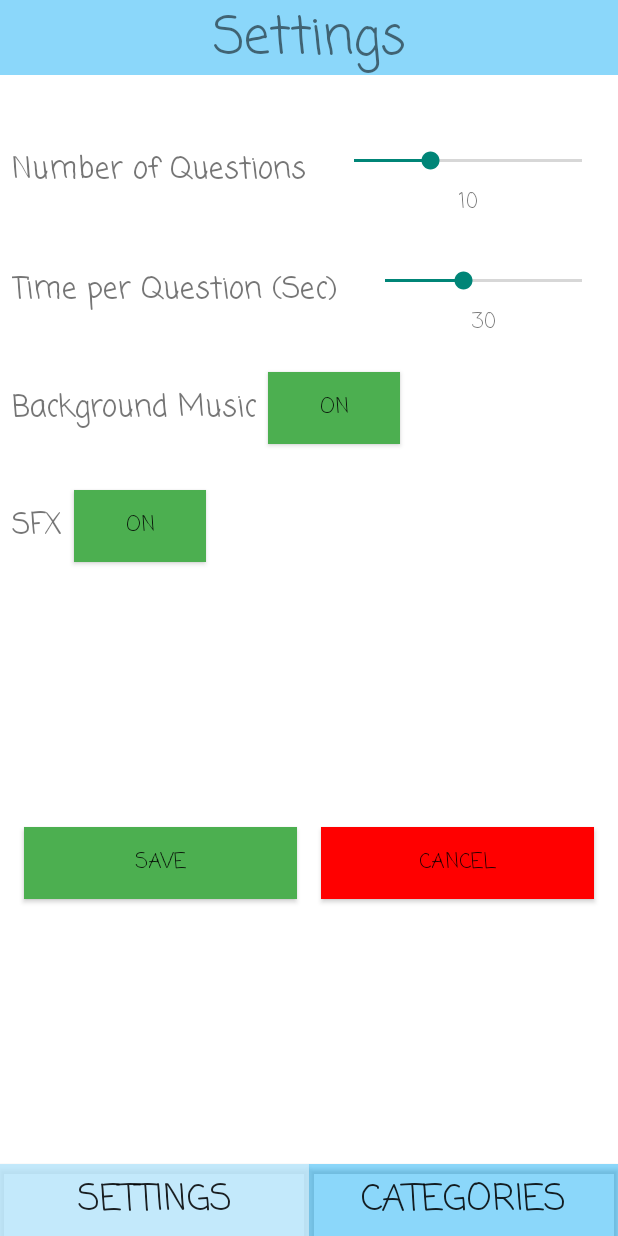
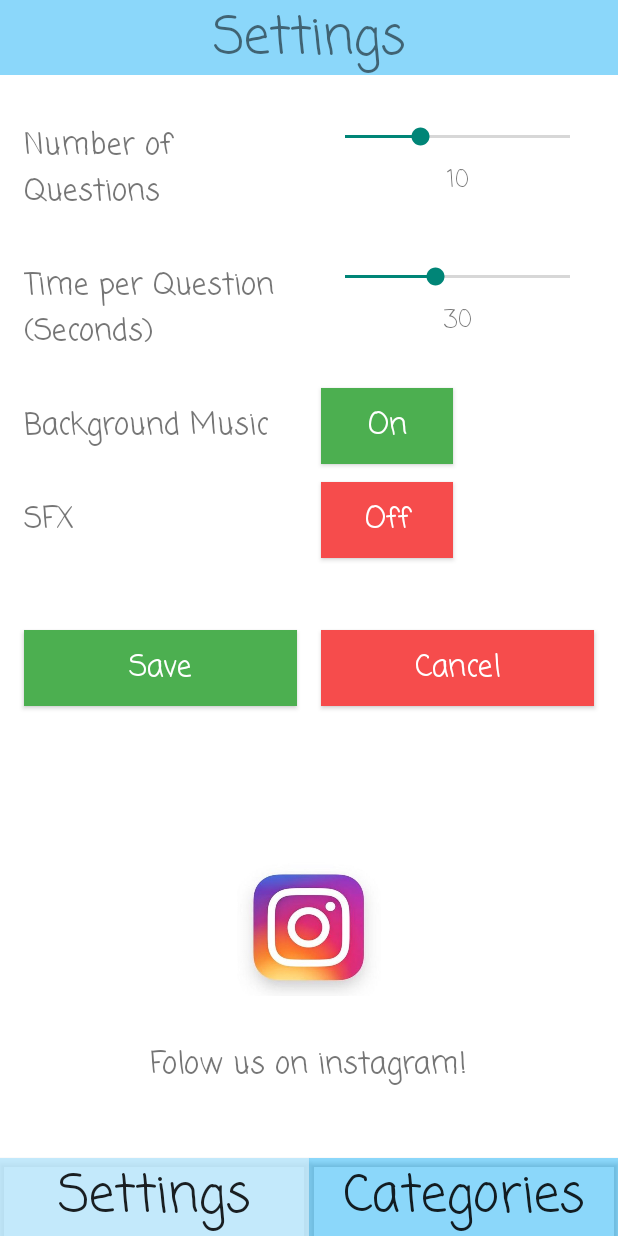
Before and after one commit to gmai2015gm/Quizzical-Pursuit, an Android app: the SettingsActivity screen opened directly, with no data from a screen before it, on a phone screen of 412 x 824 dp. Run offline under Robolectric (Android 15) with nearby library versions, the phone set to English and light mode, and no system bars; network calls fail.

Commit message:
Added Instagram intent and sound to settings

```diff
--- a/Quizzical-Pursuit/app/src/main/java/com/example/quizzicalpursuit/SettingsActivity.java
+++ b/Quizzical-Pursuit/app/src/main/java/com/example/quizzicalpursuit/SettingsActivity.java
@@ -4,17 +4,22 @@ import androidx.activity.result.ActivityResultLauncher;
 import androidx.activity.result.contract.ActivityResultContracts;
 import androidx.appcompat.app.AppCompatActivity;
 
+import android.content.Context;
 import android.content.Intent;
 import android.content.SharedPreferences;
 import android.graphics.Color;
+import android.net.Uri;
 import android.os.Bundle;
 import android.util.Log;
 import android.widget.Button;
+import android.widget.ImageButton;
 import android.widget.SeekBar;
 import android.widget.TextView;
 import android.widget.Toast;
 
 import java.util.ArrayList;
+import java.util.Arrays;
+import java.util.List;
 
 public class SettingsActivity extends AppCompatActivity {
 
@@ -24,6 +29,7 @@ public class SettingsActivity extends AppCompatActivity {
     SeekBar sbNumQuest, sbTimePerQuest;
     TextView txtNumQuest, txtTimePerQuest;
     Button btnMusic, btnSFX, btnSettingsSP, btnCategoriesSP, btnSave, btnCancel;
+    ImageButton ibInsta;
     String TAG = "SETTINGS";
     ArrayList<String> sounds;
 
@@ -51,16 +57,17 @@ public class SettingsActivity extends AppCompatActivity {
         btnCancel = findViewById(R.id.btnCancel);
         btnSettingsSP = findViewById(R.id.btnSettingsSP);
         btnCategoriesSP = findViewById(R.id.btnCategoriesSP);
+        ibInsta = findViewById(R.id.ibInsta);
         sbNumQuest = findViewById(R.id.sbNumQuest);
         sbTimePerQuest = findViewById(R.id.sbTimePerQuest);
         txtNumQuest = findViewById(R.id.txtNumQuest);
         txtTimePerQuest = findViewById(R.id.txtTimePerQuest);
 
         // Set background color for the buttons initially
-        btnMusic.setBackgroundColor(Color.RED);
-        btnSFX.setBackgroundColor(Color.RED);
+//        btnMusic.setBackgroundColor(Color.parseColor("#F64C4C"));
+//        btnSFX.setBackgroundColor(Color.parseColor("#F64C4C"));
         btnSave.setBackgroundColor(Color.parseColor("#FF4CAF50"));
-        btnCancel.setBackgroundColor(Color.RED);
+        btnCancel.setBackgroundColor(Color.parseColor("#F64C4C"));
 
         // Get the preferences for if user wants music or sfx
         String[] sound = preferences.getString("sounds", "Music, SFX").split(",");
@@ -71,25 +78,36 @@ public class SettingsActivity extends AppCompatActivity {
 
         // Initialize the array list for sounds
         sounds = new ArrayList<>();
+        List<String> s = Arrays.asList(sound);
 
         // Show if user initially wanted music or sfx
         // Change text and background to match
-        for (String s : sound) {
+            Log.d(TAG, Arrays.toString(sound));
             if (s.contains("Music")) {
                 btnMusic.setBackgroundColor(Color.parseColor("#FF4CAF50"));
                 btnMusic.setText("On");
                 sounds.add("Music");
                 music = true;
-
-
+                GameSounds.music = true;
+                GameSounds.playMusic(this);
+            } else {
+                Log.d(TAG, "no music");
+                music = false;
+                btnMusic.setText("Off");
+                btnMusic.setBackgroundColor(Color.parseColor("#F64C4C"));
             }
             if (s.contains("SFX")) {
                 btnSFX.setBackgroundColor(Color.parseColor("#FF4CAF50"));
-                btnMusic.setText("On");
+                btnSFX.setText("On");
                 sounds.add("SFX");
+                GameSounds.sound = true;
                 sfx = true;
+            } else {
+                Log.d(TAG, "no sfx");
+                sfx = false;
+                btnSFX.setText("Off");
+                btnSFX.setBackgroundColor(Color.parseColor("#F64C4C"));
             }
-        }
 
         // When this button is clicked, preferences will be saved
         btnSave.setOnClickListener(e -> {
@@ -98,6 +116,18 @@ public class SettingsActivity extends AppCompatActivity {
             for (int j = 0; j < sounds.size(); j++) {
                 sendSound += sounds.get(j) + ",";
             }
+
+            GameSounds.music = true;
+            if (GameSounds.music) {
+                GameSounds.playMusic(this);
+            } else {
+                GameSounds.pauseMusic();
+            }
+
+            if (GameSounds.sound) {
+                GameSounds.clickSound(this);
+            }
+
 
             // Edit the numQuestions, timePerQuestion, question type, and sounds in preferences
             editor.putInt("numQuestions", Integer.parseInt(txtNumQuest.getText() + ""));
@@ -115,6 +145,12 @@ public class SettingsActivity extends AppCompatActivity {
 
         });
 
+        ibInsta.setOnClickListener(e -> {
+            Uri uri = Uri.parse("https://www.instagram.com/pursuitquizzical");
+            Intent i = new Intent(Intent.ACTION_VIEW, uri);
+            startActivity(i);
+        });
+
 
         // Each time a button is clicked they will be added of removed from the sounds array
         btnMusic.setOnClickListener(e -> {
@@ -125,14 +161,17 @@ public class SettingsActivity extends AppCompatActivity {
                 btnMusic.setBackgroundColor(Color.parseColor("#FF4CAF50"));
                 btnMusic.setText("On");
                 sounds.add("Music");
-
-
-            } else if (music) {
+                GameSounds.music = true;
+                GameSounds.playMusic(this);
+            } else {
                 music = false;
-                btnMusic.setBackgroundColor(Color.RED);
+                btnMusic.setBackgroundColor(Color.parseColor("#F64C4C"));
                 btnMusic.setText("Off");
                 sounds.remove("Music");
-
+                GameSounds.pauseMusic();
+            }
+            if (GameSounds.sound) {
+                GameSounds.clickSound(this);
             }
         });
 
@@ -145,11 +184,16 @@ public class SettingsActivity extends AppCompatActivity {
                 btnSFX.setBackgroundColor(Color.parseColor("#FF4CAF50"));
                 btnSFX.setText("On");
                 sounds.add("SFX");
-            } else if (sfx) {
+                GameSounds.sound = true;
+            } else {
                 sfx = false;
-                btnSFX.setBackgroundColor(Color.RED);
+                btnSFX.setBackgroundColor(Color.parseColor("#F64C4C"));
                 btnSFX.setText("Off");
                 sounds.remove("SFX");
+                GameSounds.sound = false;
+            }
+            if (GameSounds.sound) {
+                GameSounds.clickSound(this);
             }
         });
 
@@ -191,20 +235,22 @@ public class SettingsActivity extends AppCompatActivity {
 
         // Will send user to Main activity
         btnCategoriesSP.setOnClickListener(e -> {
+            if (GameSounds.sound) {
+                GameSounds.clickSound(this);
+            }
             Intent i = new Intent(this, MainActivity.class);
             resultLauncher.launch(i);
-
-            GameSounds.clickSound(e.getContext());
         });
 
         // Will send user to Settings again if they wish to
         btnCancel.setOnClickListener(e -> {
-//            Intent i = new Intent(this, SettingsActivity.class);
-//            resultLauncher.launch(i);
-
-
-            this.finish();
-            GameSounds.clickSound(e.getContext());
+            if (GameSounds.sound) {
+                GameSounds.clickSound(this);
+            }
+            Intent i = new Intent(this, SettingsActivity.class);
+            // Display message for user when things are saved correctly
+            Toast.makeText(this, "Changes Deleted.", Toast.LENGTH_LONG).show();
+            resultLauncher.launch(i);
         });
 
 
--- a/Quizzical-Pursuit/app/src/main/res/layout/activity_settings.xml
+++ b/Quizzical-Pursuit/app/src/main/res/layout/activity_settings.xml
@@ -13,8 +13,8 @@
         android:layout_width="0dp"
         android:layout_height="50dp"
         android:background="#7503A9F4"
+        android:fontFamily="casual"
         android:gravity="center"
-        android:fontFamily="casual"
         android:text="Settings"
         android:textSize="34sp"
         app:layout_constraintEnd_toEndOf="parent"
@@ -23,64 +23,64 @@
 
     <TextView
         android:id="@+id/textView6"
-        android:layout_width="wrap_content"
+        android:layout_width="0dp"
         android:layout_height="wrap_content"
-        android:layout_marginStart="8dp"
-        android:layout_marginTop="48dp"
+        android:layout_marginStart="16dp"
+        android:layout_marginTop="32dp"
+        android:layout_marginEnd="8dp"
         android:fontFamily="casual"
+        android:lines="2"
         android:text="Number of Questions"
         android:textSize="20sp"
-        app:layout_constraintEnd_toStartOf="@+id/sbNumQuest"
-        app:layout_constraintHorizontal_bias="0.5"
+        app:layout_constraintEnd_toStartOf="@+id/guideline4"
         app:layout_constraintStart_toStartOf="parent"
         app:layout_constraintTop_toBottomOf="@+id/textView3" />
 
     <TextView
         android:id="@+id/textView7"
-        android:layout_width="wrap_content"
+        android:layout_width="0dp"
         android:layout_height="wrap_content"
-        android:layout_marginStart="8dp"
+        android:layout_marginStart="16dp"
         android:layout_marginTop="32dp"
+        android:layout_marginEnd="8dp"
         android:fontFamily="casual"
-        android:text="Time per Question (Sec)"
+        android:lines="2"
+        android:text="Time per Question (Seconds)"
         android:textSize="20sp"
-        app:layout_constraintEnd_toStartOf="@+id/sbTimePerQuest"
-        app:layout_constraintHorizontal_bias="0.5"
+        app:layout_constraintEnd_toStartOf="@+id/guideline4"
         app:layout_constraintStart_toStartOf="parent"
-        app:layout_constraintTop_toBottomOf="@+id/txtNumQuest" />
+        app:layout_constraintTop_toBottomOf="@+id/textView6" />
 
     <SeekBar
         android:id="@+id/sbNumQuest"
         android:layout_width="0dp"
         android:layout_height="wrap_content"
-        android:layout_marginStart="16dp"
-        android:layout_marginEnd="8dp"
+        android:layout_marginStart="8dp"
+        android:layout_marginEnd="16dp"
         android:max="20"
         android:min="5"
         app:layout_constraintEnd_toEndOf="parent"
-        app:layout_constraintHorizontal_bias="0.5"
-        app:layout_constraintStart_toEndOf="@+id/textView6"
+        app:layout_constraintStart_toStartOf="@+id/guideline4"
         app:layout_constraintTop_toTopOf="@+id/textView6" />
 
     <SeekBar
         android:id="@+id/sbTimePerQuest"
         android:layout_width="0dp"
         android:layout_height="wrap_content"
-        android:layout_marginStart="16dp"
-        android:layout_marginEnd="8dp"
+        android:layout_marginStart="8dp"
+        android:layout_marginEnd="16dp"
         android:max="60"
         android:min="10"
         app:layout_constraintEnd_toEndOf="parent"
-        app:layout_constraintHorizontal_bias="0.5"
-        app:layout_constraintStart_toEndOf="@+id/textView7"
+        app:layout_constraintStart_toStartOf="@+id/guideline4"
         app:layout_constraintTop_toTopOf="@+id/textView7" />
 
     <TextView
         android:id="@+id/textView10"
         android:layout_width="wrap_content"
         android:layout_height="wrap_content"
-        android:layout_marginStart="8dp"
-        android:layout_marginTop="48dp"
+        android:layout_marginStart="16dp"
+        android:layout_marginTop="32dp"
         android:fontFamily="casual"
         android:text="Background Music"
         android:textSize="20sp"
@@ -91,10 +91,10 @@
         android:id="@+id/textView11"
         android:layout_width="wrap_content"
         android:layout_height="wrap_content"
-        android:layout_marginStart="8dp"
-        android:layout_marginTop="48dp"
+        android:layout_marginStart="16dp"
+        android:layout_marginTop="32dp"
+        android:fontFamily="casual"
         android:text="SFX"
-        android:fontFamily="casual"
         android:textSize="20sp"
         app:layout_constraintStart_toStartOf="parent"
         app:layout_constraintTop_toBottomOf="@+id/textView10" />
@@ -105,9 +105,12 @@
         android:layout_height="wrap_content"
         android:layout_marginStart="8dp"
         android:fontFamily="casual"
-        android:text="ON"
+        android:text="On"
+        android:textAllCaps="false"
+        android:textColor="#FFFFFF"
+        android:textSize="20dp"
         app:layout_constraintBottom_toBottomOf="@+id/textView10"
-        app:layout_constraintStart_toEndOf="@+id/textView10"
+        app:layout_constraintStart_toStartOf="@+id/guideline4"
         app:layout_constraintTop_toTopOf="@+id/textView10" />
 
     <Button
@@ -116,9 +119,12 @@
         android:layout_height="wrap_content"
         android:layout_marginStart="8dp"
         android:fontFamily="casual"
-        android:text="ON"
+        android:text="On"
+        android:textAllCaps="false"
+        android:textColor="#FFFFFF"
+        android:textSize="20dp"
         app:layout_constraintBottom_toBottomOf="@+id/textView11"
-        app:layout_constraintStart_toEndOf="@+id/textView11"
+        app:layout_constraintStart_toStartOf="@+id/guideline4"
         app:layout_constraintTop_toTopOf="@+id/textView11" />
 
     <Button
@@ -129,7 +135,8 @@
         android:backgroundTint="#CDB5E4FA"
         android:fontFamily="casual"
         android:text="Settings"
-        android:textSize="24sp"
+        android:textAllCaps="false"
+        android:textSize="34sp"
         app:layout_constraintBottom_toBottomOf="parent"
         app:layout_constraintEnd_toStartOf="@+id/btnCategoriesSP"
         app:layout_constraintHorizontal_bias="0.5"
@@ -143,7 +150,8 @@
         android:backgroundTint="#7503A9F4"
         android:fontFamily="casual"
         android:text="Categories"
-        android:textSize="24sp"
+        android:textAllCaps="false"
+        android:textSize="34sp"
         app:layout_constraintBottom_toBottomOf="@+id/btnSettingsSP"
         app:layout_constraintEnd_toEndOf="parent"
         app:layout_constraintHorizontal_bias="0.5"
@@ -153,9 +161,10 @@
         android:id="@+id/txtNumQuest"
         android:layout_width="wrap_content"
         android:layout_height="wrap_content"
+        android:layout_marginTop="8dp"
         android:fontFamily="casual"
-        android:layout_marginTop="8dp"
         android:text="TextView"
+        android:textSize="16dp"
         app:layout_constraintEnd_toEndOf="@+id/sbNumQuest"
         app:layout_constraintStart_toStartOf="@+id/sbNumQuest"
         app:layout_constraintTop_toBottomOf="@+id/sbNumQuest" />
@@ -164,9 +173,10 @@
         android:id="@+id/txtTimePerQuest"
         android:layout_width="wrap_content"
         android:layout_height="wrap_content"
+        android:layout_marginTop="8dp"
         android:fontFamily="casual"
-        android:layout_marginTop="8dp"
         android:text="TextView"
+        android:textSize="16dp"
         app:layout_constraintEnd_toEndOf="@+id/sbTimePerQuest"
         app:layout_constraintStart_toStartOf="@+id/sbTimePerQuest"
         app:layout_constraintTop_toBottomOf="@+id/sbTimePerQuest" />
@@ -176,10 +186,13 @@
         android:layout_width="0dp"
         android:layout_height="wrap_content"
         android:layout_marginStart="16dp"
+        android:layout_marginTop="48dp"
+        android:layout_marginEnd="8dp"
         android:fontFamily="casual"
-        android:layout_marginEnd="8dp"
-        android:text="SAVE"
-        app:layout_constraintBottom_toTopOf="@+id/btnSettingsSP"
+        android:text="Save"
+        android:textAllCaps="false"
+        android:textColor="#FFFFFF"
+        android:textSize="20dp"
         app:layout_constraintEnd_toStartOf="@+id/btnCancel"
         app:layout_constraintHorizontal_bias="0.5"
         app:layout_constraintStart_toStartOf="parent"
@@ -189,14 +202,61 @@
         android:id="@+id/btnCancel"
         android:layout_width="0dp"
         android:layout_height="wrap_content"
-        android:fontFamily="casual"
         android:layout_marginStart="8dp"
         android:layout_marginEnd="16dp"
-        android:text="CANCEL"
+        android:fontFamily="casual"
+        android:text="Cancel"
+        android:textAllCaps="false"
+        android:textColor="#FFFFFF"
+        android:textSize="20dp"
         app:layout_constraintBottom_toBottomOf="@+id/btnSave"
         app:layout_constraintEnd_toEndOf="parent"
         app:layout_constraintHorizontal_bias="0.5"
         app:layout_constraintStart_toEndOf="@+id/btnSave"
         app:layout_constraintTop_toTopOf="@+id/btnSave" />
 
+    <ImageButton
+        android:id="@+id/ibInsta"
+        android:layout_width="96dp"
+        android:layout_height="92dp"
+        android:layout_marginTop="16dp"
+        android:layout_marginBottom="16dp"
+        android:adjustViewBounds="false"
+        android:contentDescription="instragram logo"
+        android:cropToPadding="false"
+        android:padding="0dp"
+        android:paddingHorizontal="0dp"
+        android:paddingVertical="0dp"
+        android:paddingStart="0dp"
+        android:paddingLeft="0dp"
+        android:paddingEnd="0dp"
+        android:paddingRight="0dp"
+        android:scaleType="fitXY"
+        app:layout_constraintBottom_toTopOf="@+id/btnSettingsSP"
+        app:layout_constraintEnd_toEndOf="parent"
+        app:layout_constraintStart_toStartOf="parent"
+        app:layout_constraintTop_toBottomOf="@+id/btnSave"
+        app:layout_constraintVertical_bias="0.483"
+        app:srcCompat="@drawable/insta" />
+
+    <androidx.constraintlayout.widget.Guideline
+        android:id="@+id/guideline4"
+        android:layout_width="wrap_content"
+        android:layout_height="wrap_content"
+        android:orientation="vertical"
+        app:layout_constraintGuide_percent="0.5" />
+
+    <TextView
+        android:id="@+id/textView9"
+        android:layout_width="wrap_content"
+        android:layout_height="wrap_content"
+        android:layout_marginBottom="16dp"
+        android:fontFamily="casual"
+        android:text="Folow us on instagram!"
+        android:textSize="20dp"
+        app:layout_constraintBottom_toTopOf="@+id/btnCategoriesSP"
+        app:layout_constraintEnd_toEndOf="@+id/ibInsta"
+        app:layout_constraintStart_toStartOf="@+id/ibInsta"
+        app:layout_constraintTop_toBottomOf="@+id/ibInsta" />
+
 </androidx.constraintlayout.widget.ConstraintLayout>
```
Also changed, not shown: Quizzical-Pursuit/app/src/main/res/drawable/insta.jpeg (added), 1 other file.
